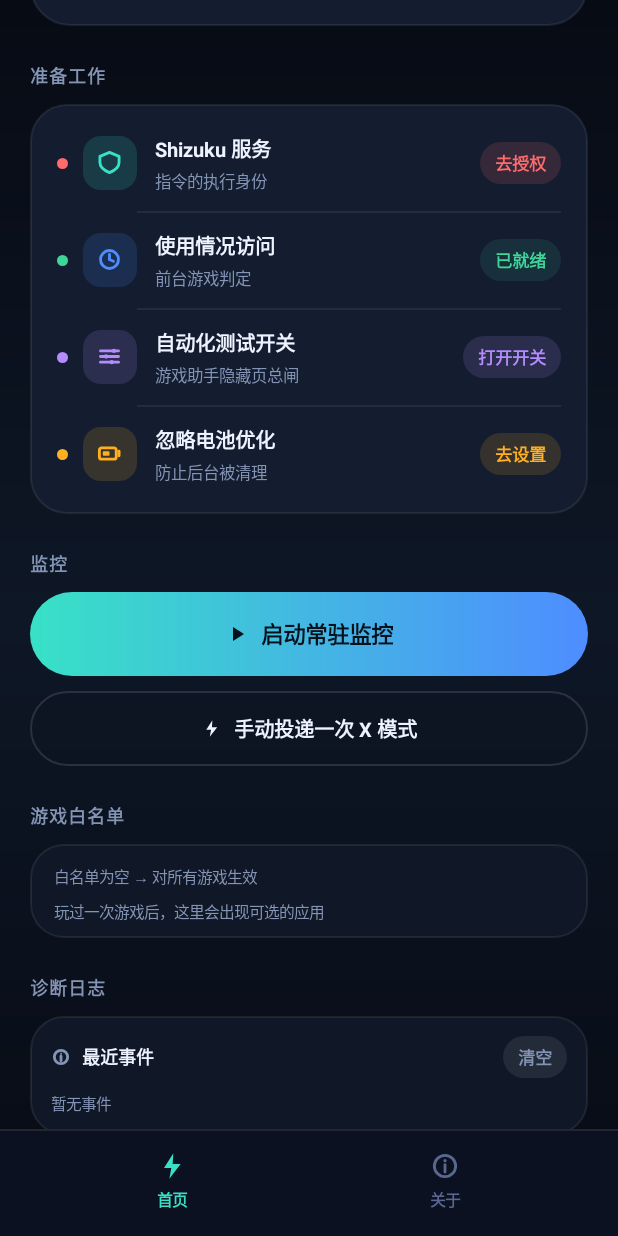
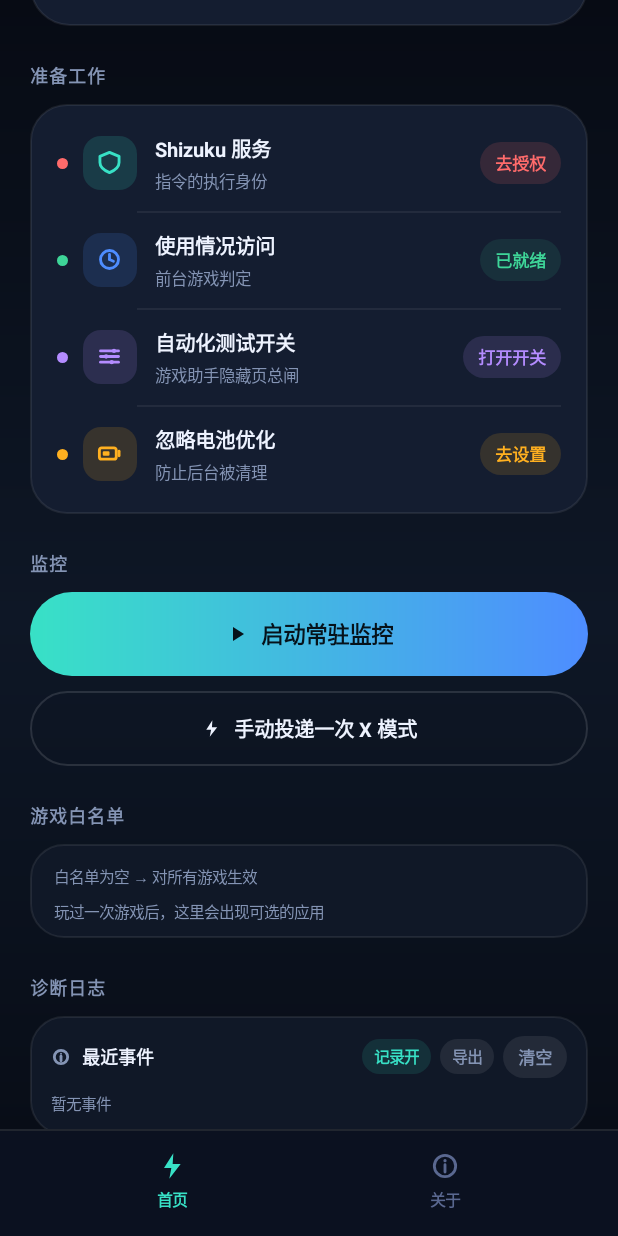
Before and after one commit to huoxingrNaNa/XModeEnabler, an Android app: the screen it shows after launch (MainActivity), scrolled down 526 dp, on a phone screen of 412 x 824 dp. Run offline under Robolectric (Android 15) with nearby library versions, the phone set to English and light mode, and no system bars; libraries missing offline, so code that uses them is left out: rikka.shizuku; 2 statements that could not run were skipped.

Commit message:
feat(v1.6): 返回键分级、诊断日志开关、日志导出（SAF）、投递防连点；新增 CHANGELOG 与 docs/CHECKSUMS

```diff
--- a/app/build.gradle
+++ b/app/build.gradle
@@ -19,8 +19,8 @@ android {
         applicationId "com.operit.xmode"
         minSdk 26
         targetSdk 34
-        versionCode 6
-        versionName "1.5"
+        versionCode 7
+        versionName "1.6"
     }
 
     signingConfigs {
--- a/app/src/main/java/com/operit/xmode/XModeUi.java
+++ b/app/src/main/java/com/operit/xmode/XModeUi.java
@@ -90,6 +90,12 @@ public class XModeUi {
 
         /** 在浏览器打开源码仓库。 */
         void onOpenRepo();
+
+        /** 切换诊断日志记录开关。 */
+        void onToggleLog();
+
+        /** 把诊断日志导出为文本文件。 */
+        void onExportLog();
     }
 
     /** 渲染所需的数据，全部由功能实现方填充。 */
@@ -130,6 +136,8 @@ public class XModeUi {
         public int cpuMaxKhz = -1;
         /** 最热热区温度，单位 0.1℃；<=0 表示未知。 */
         public int hotZoneTenths = -1;
+        /** 诊断日志记录开关（v1.6）。 */
+        public boolean logEnabled = true;
     }
 
     private static final int MP = ViewGroup.LayoutParams.MATCH_PARENT;
@@ -177,6 +185,7 @@ public class XModeUi {
     private TextView statHot;
     private LinearLayout wlBox;
     private TextView logView;
+    private TextView logToggle;
     private TextView aboutVersion;
     private String lastWlSig = "";
     private String lastLogSig = "";
@@ -269,7 +278,7 @@ public class XModeUi {
 
         // ── v1.3：版本号 / 实时状态 / 白名单 / 诊断日志 ──
         String ver = (state.versionName == null || state.versionName.isEmpty())
-                ? "1.5" : state.versionName;
+                ? "1.6" : state.versionName;
         if (subTitle != null) {
             subTitle.setText("v" + ver + " · ColorOS 游戏助手");
         }
@@ -306,6 +315,13 @@ public class XModeUi {
 
         refreshWhitelist(state);
         refreshLogs(state);
+
+        if (logToggle != null) {
+            boolean on = state.logEnabled;
+            logToggle.setText(on ? "记录开" : "记录关");
+            logToggle.setTextColor(on ? ACCENT : IDLE);
+            logToggle.setBackground(pillBg(alpha(on ? ACCENT : IDLE, on ? 0x1E : 0x18)));
+        }
 
         styleMainButton(state.monitoring);
     }
@@ -369,6 +385,9 @@ public class XModeUi {
             sb.append(logs.get(i));
         }
         String text = sb.length() == 0 ? "暂无事件" : sb.toString();
+        if (!state.logEnabled) {
+            text = "记录已关闭（不再写入缓冲区，仍写系统 logcat）\n" + text;
+        }
         if (text.equals(lastLogSig)) return;
         lastLogSig = text;
         logView.setText(text);
@@ -598,6 +617,19 @@ public class XModeUi {
         return tab;
     }
 
+    /** 系统返回键：许可证页 → 关于页 → 首页；返回 false 表示交给系统处理（退出）。 */
+    public boolean handleBack() {
+        if (currentPage == 2) {
+            selectPage(1);
+            return true;
+        }
+        if (currentPage == 1) {
+            selectPage(0);
+            return true;
+        }
+        return false;
+    }
+
     /** 切换页面（0 首页 / 1 关于 / 2 许可证）。 */
     private void selectPage(int page) {
         currentPage = page;
@@ -743,7 +775,7 @@ public class XModeUi {
         header.addView(titles, titlesLp);
 
         titles.addView(text("X模式助手", 17, TEXT_MAIN, true));
-        subTitle = text("v1.5 · ColorOS 游戏助手", 11, TEXT_SUB, false);
+        subTitle = text("v1.6 · ColorOS 游戏助手", 11, TEXT_SUB, false);
         LinearLayout.LayoutParams subLp = new LinearLayout.LayoutParams(WC, WC);
         subLp.topMargin = dp(3);
         titles.addView(subTitle, subLp);
@@ -1063,6 +1095,38 @@ public class XModeUi {
         head.addView(text("最近事件", 12, TEXT_MAIN, true));
         head.addView(new View(context), new LinearLayout.LayoutParams(0, 1, 1f));
 
+        // 记录开关（v1.6）
+        logToggle = text("记录开", 10.5f, ACCENT, true);
+        logToggle.setPadding(dp(8), dp(4), dp(8), dp(4));
+        logToggle.setBackground(pillBg(alpha(ACCENT, 0x1E)));
+        logToggle.setOnClickListener(new View.OnClickListener() {
+            @Override
+            public void onClick(View v) {
+                if (listener != null) {
+                    listener.onToggleLog();
+                }
+            }
+        });
+        LinearLayout.LayoutParams toggleLp = new LinearLayout.LayoutParams(WC, WC);
+        toggleLp.rightMargin = dp(6);
+        head.addView(logToggle, toggleLp);
+
+        // 导出（v1.6）
+        TextView export = text("导出", 10.5f, TEXT_SUB, true);
+        export.setPadding(dp(8), dp(4), dp(8), dp(4));
+        export.setBackground(pillBg(0x14FFFFFF));
+        export.setOnClickListener(new View.OnClickListener() {
+            @Override
+            public void onClick(View v) {
+                if (listener != null) {
+                    listener.onExportLog();
+                }
+            }
+        });
+        LinearLayout.LayoutParams exportLp = new LinearLayout.LayoutParams(WC, WC);
+        exportLp.rightMargin = dp(6);
+        head.addView(export, exportLp);
+
         TextView clear = text("清空", 11.5f, TEXT_SUB, true);
         clear.setPadding(dp(10), dp(5), dp(10), dp(5));
         clear.setBackground(pillBg(0x14FFFFFF));
@@ -1095,7 +1159,7 @@ public class XModeUi {
         card.setPadding(dp(16), dp(14), dp(16), dp(14));
         card.setBackground(cardBg(22, CARD_ALT, STROKE));
 
-        aboutVersion = addKv(card, "版本", "v1.5");
+        aboutVersion = addKv(card, "版本", "v1.6");
         addKv(card, "作者", AUTHOR);
         addKv(card, "许可", "MIT License");
         addKv(card, "包名", "com.operit.xmode");
```
Also changed, not shown: app/src/main/java/com/operit/xmode/MainActivity.java (+78 -0 lines), app/src/main/java/com/operit/xmode/MonitorService.java (+54 -0 lines), 4 other files.
